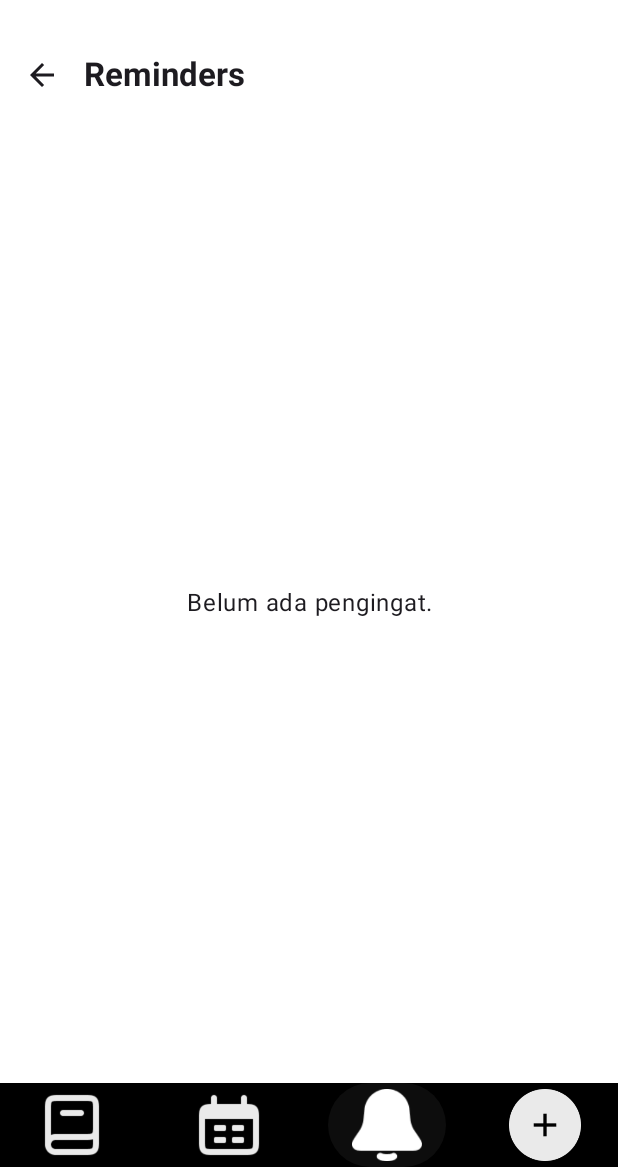
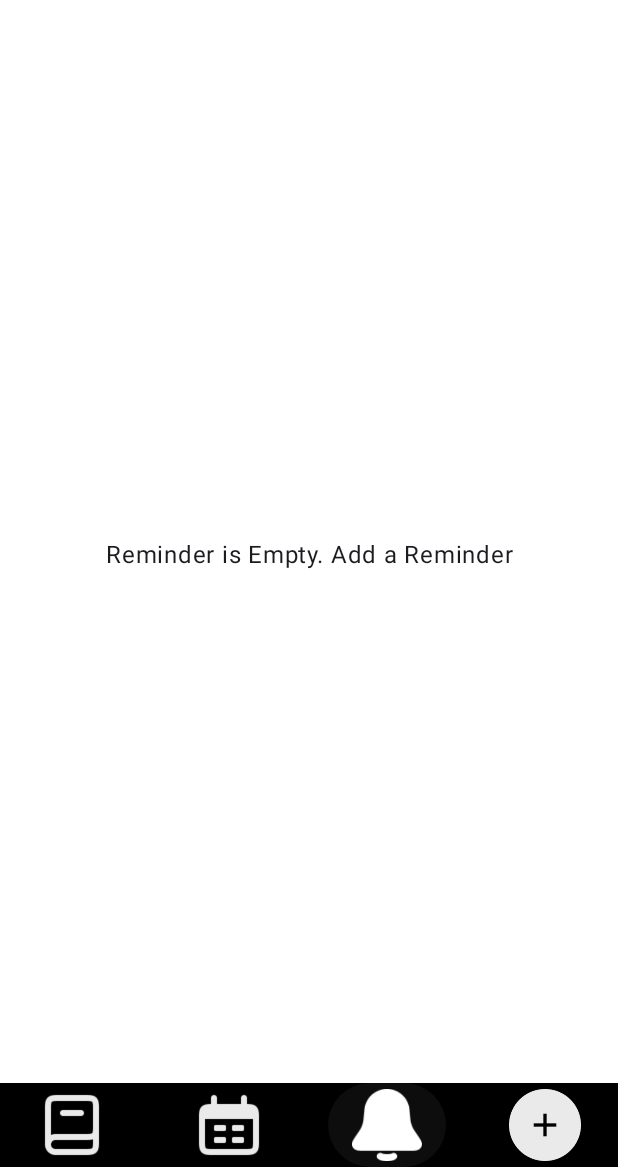
Before and after one commit to aaufarhan/kulnote, an Android app built with Jetpack Compose: the ReminderListScreen screen opened through its navigation route, on a phone screen of 412 x 824 dp, the part 69-1236 px from its top. Run offline under Robolectric (Android 15) with nearby library versions, the phone set to English and light mode, and no system bars.

Commit message:
revisi dikit 2

```diff
--- a/app/src/main/java/com/example/kulnote/ui/screen/note/AddNoteForm.kt
+++ b/app/src/main/java/com/example/kulnote/ui/screen/note/AddNoteForm.kt
@@ -78,7 +78,7 @@ fun AddNoteForm(
                 ) {
                     OutlinedTextField(
                         value = mataKuliahList.find { it.id == input.matkulId }?.namaMatkul
-                            ?: "Pilih Mata Kuliah",
+                            ?: "Course",
                         onValueChange = {},
                         label = { Text("Lecture") },
                         readOnly = true,
@@ -112,7 +112,7 @@ fun AddNoteForm(
                         onClick = onDismiss,
                         modifier = Modifier.weight(1f)
                     ) {
-                        Text("Batal")
+                        Text("Cancel")
                     }
 
                     Button(
@@ -128,7 +128,7 @@ fun AddNoteForm(
                         enabled = isButtonEnabled,
                         modifier = Modifier.weight(1f)
                     ) {
-                        Text("Simpan")
+                        Text("Save")
                     }
                 }
             }
--- a/app/src/main/java/com/example/kulnote/ui/screen/reminder/ReminderListScreen.kt
+++ b/app/src/main/java/com/example/kulnote/ui/screen/reminder/ReminderListScreen.kt
@@ -34,16 +34,16 @@ fun ReminderListScreen(
     var selectedReminder by remember { mutableStateOf<Reminder?>(null) }
 
     Scaffold(
-        topBar = {
-            TopAppBar(
-                title = { Text("Reminders", fontWeight = FontWeight.Bold) },
-                navigationIcon = {
-                    IconButton(onClick = { navController.popBackStack() }) {
-                        Icon(Icons.AutoMirrored.Filled.ArrowBack, contentDescription = "Back")
-                    }
-                }
-            )
-        },
+//        topBar = {
+//            TopAppBar(
+//                title = { Text("Reminders", fontWeight = FontWeight.Bold) },
+//                navigationIcon = {
+//                    IconButton(onClick = { navController.popBackStack() }) {
+//                        Icon(Icons.AutoMirrored.Filled.ArrowBack, contentDescription = "Back")
+//                    }
+//                }
+//            )
+//        },
         containerColor = MaterialTheme.colorScheme.surfaceVariant
     ) { innerPadding ->
         if (reminders.isEmpty()) {
@@ -54,7 +54,7 @@ fun ReminderListScreen(
                 contentAlignment = Alignment.Center
             ) {
                 Text(
-                    text = "Belum ada pengingat.",
+                    text = "Reminder is Empty. Add a Reminder",
                     style = MaterialTheme.typography.bodyLarge,
                     textAlign = TextAlign.Center
                 )
--- a/app/src/main/java/com/example/kulnote/ui/screen/schedule/AddScheduleForm.kt
+++ b/app/src/main/java/com/example/kulnote/ui/screen/schedule/AddScheduleForm.kt
@@ -21,7 +21,7 @@ import com.example.kulnote.data.model.ScheduleInput
 import com.example.kulnote.data.viewmodel.ScheduleViewModel
 
 private val daysOfWeek = listOf(
-    "Senin", "Selasa", "Rabu", "Kamis", "Jumat", "Sabtu", "Minggu"
+    "Monday", "Tuesday", "Wednesday", "Thursday", "Friday", "Saturday", "Sunday"
 )
 
 private fun calculateEndTime(startTime: String, sks: String): String {
```
